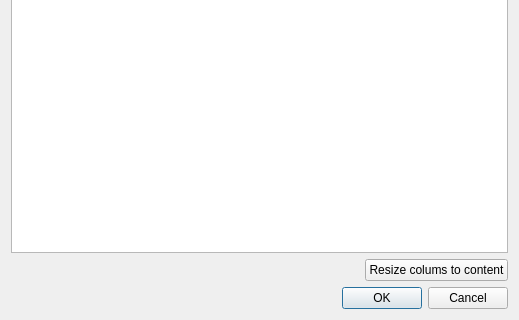
Before: the Qt Designer form src/stockmonitor/ui/widget/tablesettingsdialog.ui in anetczuk/stock-monitor, drawn with Qt 5; both pictures show x 0 to 519 and y 152 to 472 of the 519 by 472 pixel window.
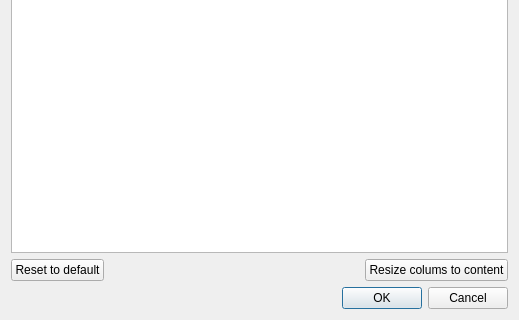
After: the same form once the commit is applied.

Commit message: Reset columns configuration

Diff of the .ui file:
```diff
--- a/src/stockmonitor/ui/widget/tablesettingsdialog.ui
+++ b/src/stockmonitor/ui/widget/tablesettingsdialog.ui
@@ -50,6 +50,13 @@
      <property name="topMargin">
       <number>0</number>
      </property>
+     <item>
+      <widget class="QPushButton" name="resetPB">
+       <property name="text">
+        <string>Reset to default</string>
+       </property>
+      </widget>
+     </item>
      <item>
       <spacer name="horizontalSpacer">
        <property name="orientation">
```
The commit also changes 1 other file.
